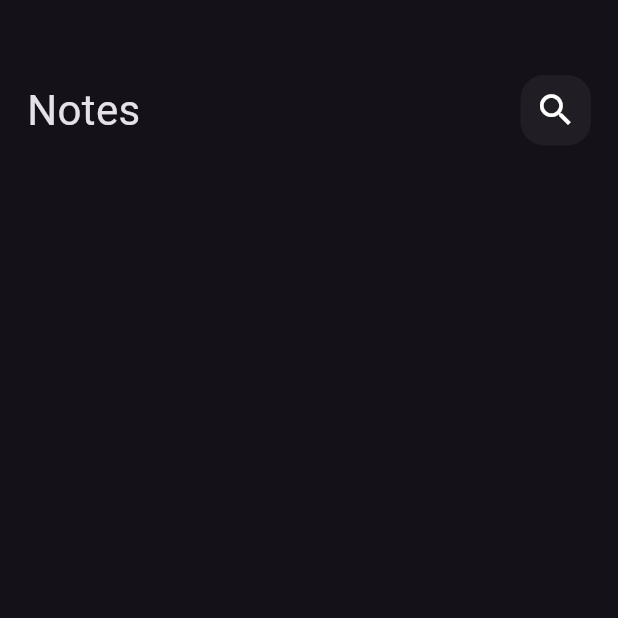
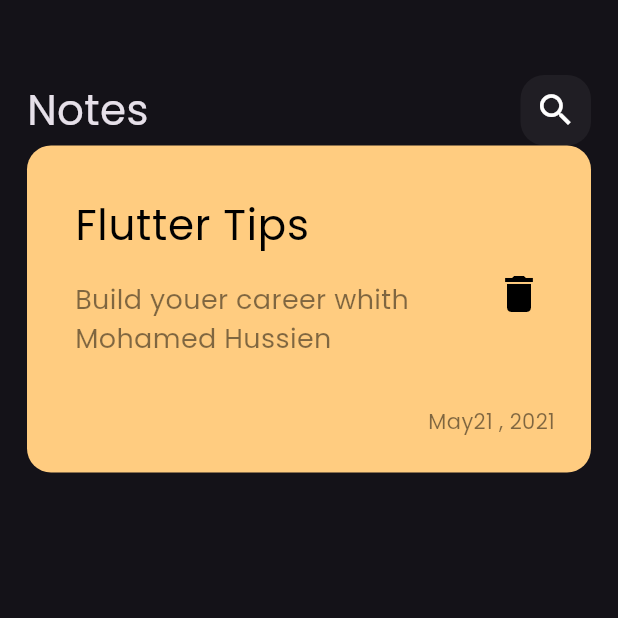
Before and after one commit to Mohamed-Husien/notes_app, a Flutter app: the screen it shows after launch, on a phone screen of 412 x 824 dp, the top half of it. Run offline on Flutter 3.47's test engine with Material 3 defaults, Android fonts, the phone set to English and light mode, and no system bars.

Commit message:
create custom note item

```diff
--- a/lib/main.dart
+++ b/lib/main.dart
@@ -12,7 +12,7 @@ class NotesApp extends StatelessWidget {
   Widget build(BuildContext context) {
     return MaterialApp(
       debugShowCheckedModeBanner: false,
-      theme: ThemeData.dark(),
+      theme: ThemeData(brightness: Brightness.dark, fontFamily: 'Poppins'),
       home: const NotesView(),
     );
   }
--- /dev/null
+++ b/lib/views/widget/note_item.dart
@@ -0,0 +1,54 @@
+import 'package:flutter/material.dart';
+
+class NoteItem extends StatelessWidget {
+  const NoteItem({super.key});
+
+  @override
+  Widget build(BuildContext context) {
+    return Container(
+      padding: const EdgeInsets.only(top: 24, bottom: 24, left: 16),
+      decoration: BoxDecoration(
+        color: const Color(0xffFFCC80),
+        borderRadius: BorderRadius.circular(16),
+      ),
+      child: Column(
+        crossAxisAlignment: CrossAxisAlignment.end,
+        children: [
+          ListTile(
+            title: const Text(
+              'Flutter Tips',
+              style: TextStyle(color: Colors.black, fontSize: 28),
+            ),
+            subtitle: Padding(
+              padding: const EdgeInsets.only(top: 16, bottom: 24),
+              child: Text(
+                'Build youer career whith Mohamed Hussien',
+                style: TextStyle(
+                  color: Colors.black.withOpacity(.5),
+                  fontSize: 18,
+                ),
+              ),
+            ),
+            trailing: IconButton(
+              onPressed: () {},
+              icon: const Icon(
+                Icons.delete,
+                color: Colors.black,
+                size: 32,
+              ),
+            ),
+          ),
+          Padding(
+            padding: const EdgeInsets.only(right: 24),
+            child: Text(
+              'May21 , 2021',
+              style: TextStyle(
+                color: Colors.black.withOpacity(.5),
+              ),
+            ),
+          ),
+        ],
+      ),
+    );
+  }
+}
--- a/lib/views/widget/note_view_body.dart
+++ b/lib/views/widget/note_view_body.dart
@@ -1,5 +1,6 @@
 import 'package:flutter/material.dart';
 import 'package:note_app/views/widget/custom_app_bar.dart';
+import 'package:note_app/views/widget/note_item.dart';
 
 class NotesViewBody extends StatelessWidget {
   const NotesViewBody({super.key});
@@ -14,7 +15,8 @@ class NotesViewBody extends StatelessWidget {
             SizedBox(
               height: 50,
             ),
-            CustomAppBar()
+            CustomAppBar(),
+            NoteItem()
           ],
         ),
       ),
```
Also changed, not shown: pubspec.yaml (+5 -11 lines), assets/fonts/Poppins-Regular.ttf (added).
